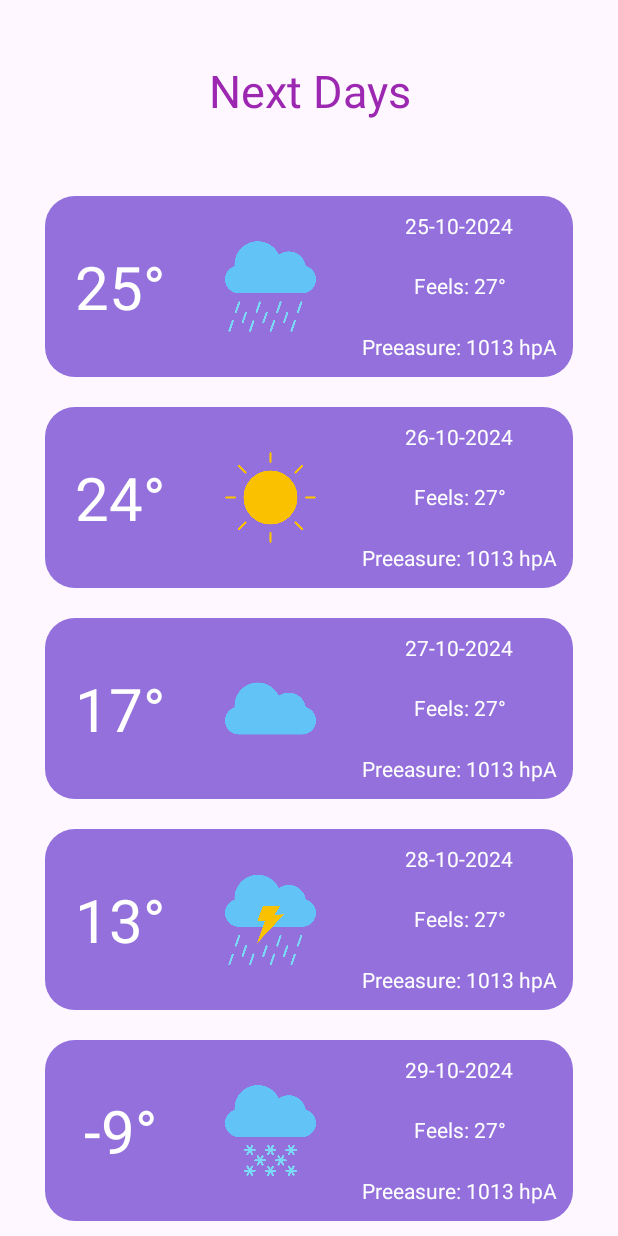
After one commit to m4tiss/WeatherAndroid, an Android app: the fragment FragmentNextDays shown on its own in the app's theme, on a phone screen of 412 x 824 dp. The commit adds this screen. Run offline under Robolectric (Android 15) with nearby library versions, the phone set to English and light mode, and no system bars.

Commit message:
add nextDays panel

```diff
--- a/app/src/main/java/com/example/weatherapp/FragmentAdvancedInfo.kt
+++ b/app/src/main/java/com/example/weatherapp/FragmentAdvancedInfo.kt
@@ -108,9 +108,6 @@ class FragmentAdvancedInfo : Fragment() {
 
                 val formattedVisibility = "Visibility\n$visibility"
 
-                Log.d("FragmentAdvancedInfo", "windSpeedTextView: ${windSpeedTextView.id}")
-                Log.d("FragmentAdvancedInfo", "windDegTextView: ${windDegTextView.id}")
-
 
                 windSpeedTextView.text = formattedWindSpeed
                 windDegTextView.text = formattedWindDegree
@@ -133,7 +130,6 @@ class FragmentAdvancedInfo : Fragment() {
 
                 visibilityImageView.setImageResource(icon_visibility)
 
-                println("Działa wszytsko")
             } catch (e: Exception) {
                 windSpeedTextView.text = "Speed: -"
                 windDegTextView.text = "Degree: -"
@@ -141,7 +137,6 @@ class FragmentAdvancedInfo : Fragment() {
                 humidityTextView.text = "Humidity: -"
                 windImageView.setImageResource(R.drawable.nodata)
                 visibilityImageView.setImageResource(R.drawable.nodata)
-                println(e.message)
 
             }
         }
--- /dev/null
+++ b/app/src/main/java/com/example/weatherapp/FragmentNextDays.kt
@@ -0,0 +1,38 @@
+package com.example.weatherapp
+
+import CityViewModel
+import android.annotation.SuppressLint
+import android.os.Bundle
+import android.util.Log
+import android.view.LayoutInflater
+import android.view.View
+import android.view.ViewGroup
+import android.widget.ImageView
+import android.widget.TextView
+import androidx.fragment.app.Fragment
+import androidx.lifecycle.Observer
+import androidx.lifecycle.ViewModelProvider
+import kotlinx.coroutines.Dispatchers
+import kotlinx.coroutines.GlobalScope
+import kotlinx.coroutines.launch
+import kotlinx.coroutines.withContext
+import org.json.JSONObject
+import java.io.IOException
+import java.net.URL
+
+
+class FragmentNextDays : Fragment() {
+
+
+    @SuppressLint("MissingInflatedId")
+    override fun onCreateView(
+        inflater: LayoutInflater,
+        container: ViewGroup?,
+        savedInstanceState: Bundle?
+    ): View? {
+        val view = inflater.inflate(R.layout.fragment_nextdays, container, false)
+
+        return view
+    }
+
+}
--- a/app/src/main/java/com/example/weatherapp/FragmentTodayWeather.kt
+++ b/app/src/main/java/com/example/weatherapp/FragmentTodayWeather.kt
@@ -123,7 +123,7 @@ class FragmentTodayWeather : Fragment() {
                 val currentTimeUTC = System.currentTimeMillis() / 1000
                 val localTime = currentTimeUTC + timezoneOffset
 
-                val sdf = SimpleDateFormat("HH:mm:ss yyyy-MM-dd ", Locale.getDefault())
+                val sdf = SimpleDateFormat("HH:mm:ss dd-MM-yyyy", Locale.getDefault())
                 sdf.timeZone = TimeZone.getTimeZone("UTC")
                 val sdfTime = sdf.format(localTime * 1000)
 
--- a/app/src/main/java/com/example/weatherapp/MyPagerAdapter.kt
+++ b/app/src/main/java/com/example/weatherapp/MyPagerAdapter.kt
@@ -2,13 +2,14 @@ import androidx.fragment.app.Fragment
 import androidx.fragment.app.FragmentActivity
 import androidx.viewpager2.adapter.FragmentStateAdapter
 import com.example.weatherapp.FragmentAdvancedInfo
+import com.example.weatherapp.FragmentNextDays
 import com.example.weatherapp.FragmentSettings
 import com.example.weatherapp.FragmentTodayWeather
 
 class MyPagerAdapter(fragmentActivity: FragmentActivity) : FragmentStateAdapter(fragmentActivity) {
 
     override fun getItemCount(): Int {
-        return 3
+        return 4
     }
 
     override fun createFragment(position: Int): Fragment {
@@ -16,6 +17,7 @@ class MyPagerAdapter(fragmentActivity: FragmentActivity) : FragmentStateAdapter(
             0 -> FragmentSettings()
             1 -> FragmentTodayWeather()
             2 -> FragmentAdvancedInfo()
+            3 -> FragmentNextDays()
             else -> throw IllegalArgumentException("Invalid position: $position")
         }
     }
--- /dev/null
+++ b/app/src/main/res/drawable/weather_panel.xml
@@ -0,0 +1,5 @@
+<shape xmlns:android="http://schemas.android.com/apk/res/android"
+    android:shape="rectangle">
+    <solid android:color="@color/light_purple" />
+    <corners android:radius="20dp" />
+</shape>
--- /dev/null
+++ b/app/src/main/res/layout/fragment_nextdays.xml
@@ -0,0 +1,294 @@
+<?xml version="1.0" encoding="utf-8"?>
+<LinearLayout xmlns:android="http://schemas.android.com/apk/res/android"
+    android:orientation="vertical"
+    android:layout_width="match_parent"
+    android:layout_height="match_parent"
+    android:paddingStart="30sp"
+    android:paddingEnd="30sp">
+
+    <TextView
+        android:layout_width="match_parent"
+        android:layout_height="0dp"
+        android:text="Next Days"
+        android:textColor="@color/purple_500"
+        android:textSize="30sp"
+        android:gravity="center"
+        android:layout_weight="1"/>
+    <LinearLayout
+        android:layout_width="match_parent"
+        android:layout_height="0dp"
+        android:layout_weight="1"
+        android:id="@+id/Day1"
+        android:background="@drawable/weather_panel"
+        android:layout_marginTop="10dp"
+        android:layout_marginBottom="10dp">
+        <TextView
+            android:layout_width="0dp"
+            android:layout_height="match_parent"
+            android:layout_weight="2"
+            android:textColor="@color/white"
+            android:id="@+id/temperature1"
+            android:text="25°"
+            android:textSize="40sp"
+            android:gravity="center"/>
+            <ImageView
+                android:layout_width="0dp"
+                android:layout_height="match_parent"
+                android:layout_weight="2"
+                android:src="@drawable/rain"
+                android:padding="20sp"/>
+
+        <LinearLayout
+            android:layout_width="0dp"
+            android:layout_height="match_parent"
+            android:layout_weight="3"
+            android:orientation="vertical">
+            <TextView
+                android:layout_width="match_parent"
+                android:layout_height="0dp"
+                android:layout_weight="1"
+                android:id="@+id/date1"
+                android:text="25-10-2024"
+                android:gravity="center"
+                android:textColor="@color/white"/>
+            <TextView
+                android:layout_width="match_parent"
+                android:layout_height="0dp"
+                android:layout_weight="1"
+                android:id="@+id/feels1"
+                android:text="Feels: 27°"
+                android:gravity="center"
+                android:textColor="@color/white"/>
+            <TextView
+                android:layout_width="match_parent"
+                android:layout_height="0dp"
+                android:id="@+id/pressure1"
+                android:layout_weight="1"
+                android:text="Preeasure: 1013 hpA"
+                android:gravity="center"
+                android:textColor="@color/white"/>
+        </LinearLayout>
+    </LinearLayout>
+    <LinearLayout
+        android:layout_width="match_parent"
+        android:layout_height="0dp"
+        android:layout_weight="1"
+        android:id="@+id/Day2"
+        android:background="@drawable/weather_panel"
+        android:layout_marginTop="10dp"
+        android:layout_marginBottom="10dp">
+        <TextView
+            android:layout_width="0dp"
+            android:layout_height="match_parent"
+            android:id="@+id/temperature2"
+            android:layout_weight="2"
+            android:textColor="@color/white"
+            android:text="24°"
+            android:textSize="40sp"
+            android:gravity="center"/>
+        <ImageView
+            android:layout_width="0dp"
+            android:layout_height="match_parent"
+            android:layout_weight="2"
+            android:src="@drawable/sun"
+            android:padding="20sp"/>
+
+        <LinearLayout
+            android:layout_width="0dp"
+            android:layout_height="match_parent"
+            android:layout_weight="3"
+            android:orientation="vertical">
+            <TextView
+                android:layout_width="match_parent"
+                android:layout_height="0dp"
+                android:layout_weight="1"
+                android:id="@+id/date2"
+                android:text="26-10-2024"
+                android:gravity="center"
+                android:textColor="@color/white"/>
+            <TextView
+                android:layout_width="match_parent"
+                android:layout_height="0dp"
+                android:layout_weight="1"
+                android:id="@+id/feels2"
+                android:text="Feels: 27°"
+                android:gravity="center"
+                android:textColor="@color/white"/>
+            <TextView
+                android:layout_width="match_parent"
+                android:layout_height="0dp"
+                android:layout_weight="1"
+                android:id="@+id/pressure2"
+                android:text="Preeasure: 1013 hpA"
+                android:gravity="center"
+                android:textColor="@color/white"/>
+        </LinearLayout>
+    </LinearLayout>
+    <LinearLayout
+        android:layout_width="match_parent"
+        android:layout_height="0dp"
+        android:layout_weight="1"
+        android:id="@+id/Day3"
+        android:background="@drawable/weather_panel"
+        android:layout_marginTop="10dp"
+        android:layout_marginBottom="10dp">
+        <TextView
+            android:layout_width="0dp"
+            android:layout_height="match_parent"
+            android:id="@+id/temperature3"
+            android:layout_weight="2"
+            android:textColor="@color/white"
+            android:text="17°"
+            android:textSize="40sp"
+            android:gravity="center"/>
+        <ImageView
+            android:layout_width="0dp"
+            android:layout_height="match_parent"
+            android:layout_weight="2"
+            android:src="@drawable/cloud"
+            android:padding="20sp"/>
+
+        <LinearLayout
+            android:layout_width="0dp"
+            android:layout_height="match_parent"
+            android:layout_weight="3"
+            android:orientation="vertical">
+            <TextView
+                android:layout_width="match_parent"
+                android:layout_height="0dp"
+                android:layout_weight="1"
+                android:id="@+id/date3"
+                android:text="27-10-2024"
+                android:gravity="center"
+                android:textColor="@color/white"/>
+            <TextView
+                android:layout_width="match_parent"
+                android:layout_height="0dp"
+                android:layout_weight="1"
+                android:id="@+id/feels3"
+                android:text="Feels: 27°"
+                android:gravity="center"
+                android:textColor="@color/white"/>
+            <TextView
+                android:layout_width="match_parent"
+                android:layout_height="0dp"
+                android:layout_weight="1"
+                android:id="@+id/pressure3"
+                android:text="Preeasure: 1013 hpA"
+                android:gravity="center"
+                android:textColor="@color/white"/>
+        </LinearLayout>
+    </LinearLayout>
+    <LinearLayout
+    android:layout_width="match_parent"
+    android:layout_height="0dp"
+    android:layout_weight="1"
+    android:id="@+id/Day4"
+    android:background="@drawable/weather_panel"
+    android:layout_marginTop="10dp"
+    android:layout_marginBottom="10dp">
+    <TextView
+        android:layout_width="0dp"
+        android:layout_height="match_parent"
+        android:id="@+id/temperature4"
+        android:layout_weight="2"
+        android:textColor="@color/white"
+        android:text="13°"
+        android:textSize="40sp"
+        android:gravity="center"/>
+    <ImageView
+        android:layout_width="0dp"
+        android:layout_height="match_parent"
+        android:layout_weight="2"
+        android:src="@drawable/storm"
+        android:padding="20sp"/>
+
+    <LinearLayout
+        android:layout_width="0dp"
+        android:layout_height="match_parent"
+        android:layout_weight="3"
+        android:orientation="vertical">
+        <TextView
+            android:layout_width="match_parent"
+            android:layout_height="0dp"
+            android:layout_weight="1"
+            android:id="@+id/date4"
+            android:text="28-10-2024"
+            android:gravity="center"
+            android:textColor="@color/white"/>
+        <TextView
+            android:layout_width="match_parent"
+            android:layout_height="0dp"
+            android:layout_weight="1"
+            android:id="@+id/feels4"
+            android:text="Feels: 27°"
+            android:gravity="center"
+            android:textColor="@color/white"/>
+        <TextView
+            android:layout_width="match_parent"
+            android:layout_height="0dp"
+            android:layout_weight="1"
+            android:id="@+id/pressure4"
+            android:text="Preeasure: 1013 hpA"
+            android:gravity="center"
+            android:textColor="@color/white"/>
+    </LinearLayout>
+</LinearLayout>
+    <LinearLayout
+    android:layout_width="match_parent"
+    android:layout_height="0dp"
+    android:layout_weight="1"
+    android:id="@+id/Day5"
+    android:background="@drawable/weather_panel"
+    android:layout_marginTop="10dp"
+    android:layout_marginBottom="10dp">
+    <TextView
+        android:layout_width="0dp"
+        android:layout_height="match_parent"
+        android:id="@+id/temperature5"
+        android:layout_weight="2"
+        android:textColor="@color/white"
+        android:text="-9°"
+        android:textSize="40sp"
+        android:gravity="center"/>
+    <ImageView
+        android:layout_width="0dp"
+        android:layout_height="match_parent"
+        android:layout_weight="2"
+        android:src="@drawable/snow"
+        android:padding="20sp"/>
+
+    <LinearLayout
+        android:layout_width="0dp"
+        android:layout_height="match_parent"
+        android:layout_weight="3"
+        android:orientation="vertical">
+        <TextView
+            android:layout_width="match_parent"
+            android:layout_height="0dp"
+            android:layout_weight="1"
+            android:id="@+id/date5"
+            android:text="29-10-2024"
+            android:gravity="center"
+            android:textColor="@color/white"/>
+        <TextView
+            android:layout_width="match_parent"
+            android:layout_height="0dp"
+            android:layout_weight="1"
+            android:id="@+id/feels5"
+            android:text="Feels: 27°"
+            android:gravity="center"
+            android:textColor="@color/white"/>
+        <TextView
+            android:layout_width="match_parent"
+            android:layout_height="0dp"
+            android:layout_weight="1"
+            android:id="@+id/pressure5"
+            android:text="Preeasure: 1013 hpA"
+            android:gravity="center"
+            android:textColor="@color/white"/>
+    </LinearLayout>
+</LinearLayout>
+
+
+</LinearLayout>
--- a/app/src/main/res/values/colors.xml
+++ b/app/src/main/res/values/colors.xml
@@ -3,4 +3,5 @@
     <color name="black">#FF000000</color>
     <color name="white">#FFFFFFFF</color>
     <color name="purple_500">#9C27B0</color>
+    <color name="light_purple">#9370DB</color>
 </resources>
```
